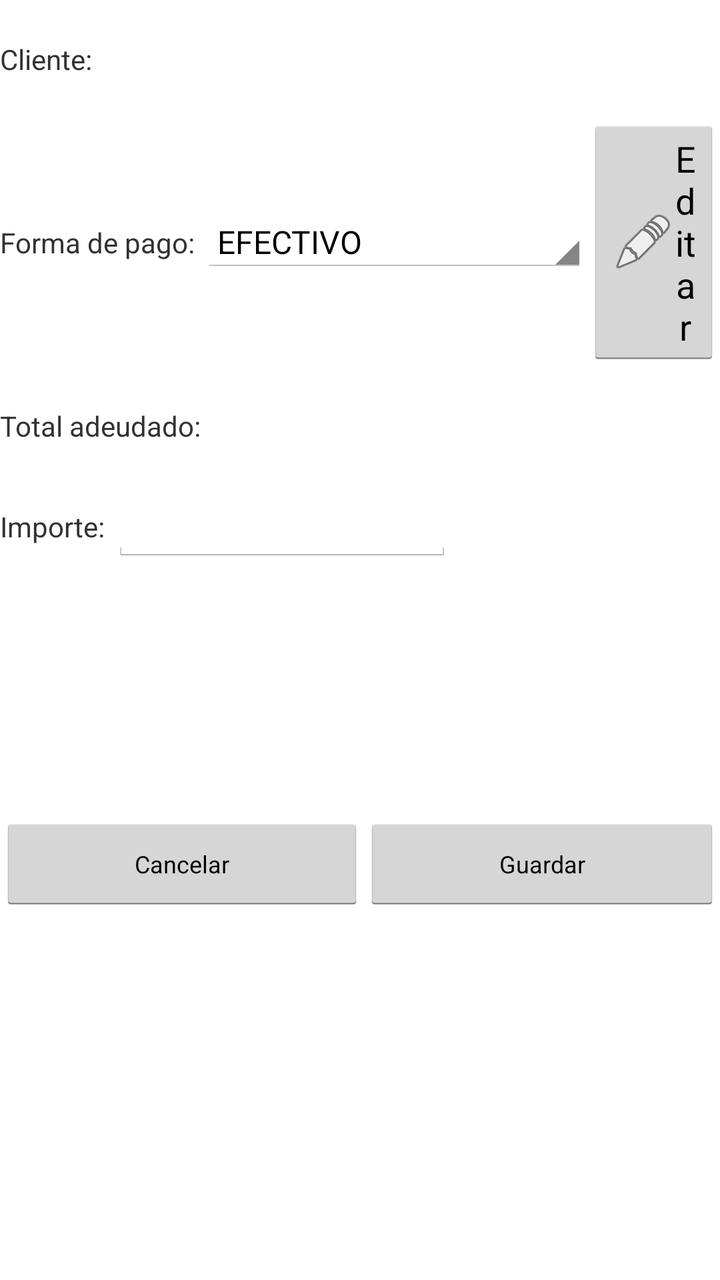
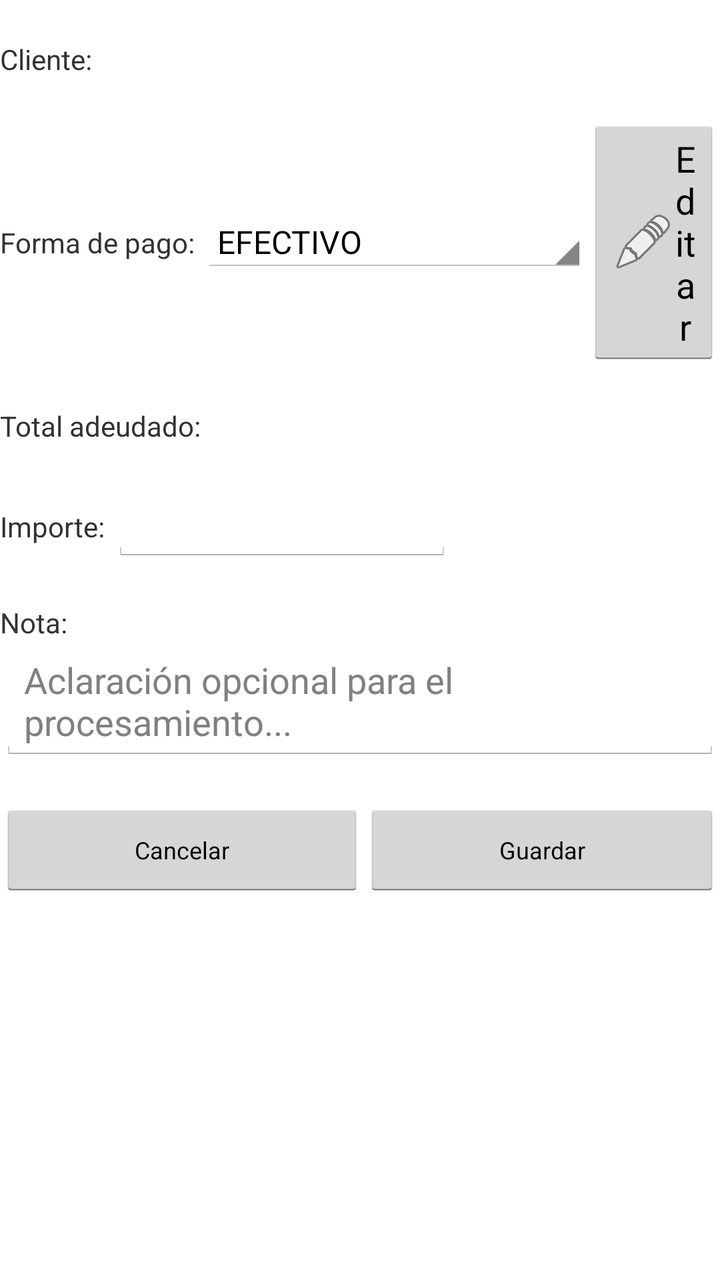

Two renders of the same Android screen: before a commit and after it. Below are the layout's source before the change and the commit's diff.
<!-- AndroidManifest.xml: application theme AppTheme -->
<!-- res/layout/cliente_cobranzas.xml -->
<?xml version="1.0" encoding="utf-8"?>
<ScrollView xmlns:android="http://schemas.android.com/apk/res/android"
    android:id="@+id/ScrollView1"
    android:layout_width="match_parent"
    android:layout_height="wrap_content"
    android:layout_alignParentLeft="true"
    android:layout_alignParentRight="true"
    android:fadingEdge="vertical" >

    <LinearLayout
        android:layout_width="match_parent"
        android:layout_height="wrap_content"
        android:orientation="vertical" >

        <LinearLayout
            android:layout_width="match_parent"
            android:layout_height="wrap_content" 
            android:orientation="horizontal"
            android:layout_marginTop="20dp">

            <TextView
                android:id="@+id/txtCliente"
                android:layout_width="wrap_content"
                android:layout_height="wrap_content"
                android:text="Cliente: " />

            <TextView
                android:id="@+id/txtNombreCliente"
                android:layout_width="wrap_content"
                android:layout_height="wrap_content"
                android:text="" />

        </LinearLayout>
        
        <LinearLayout 
            android:layout_width="match_parent"
            android:layout_height="wrap_content"
            android:orientation="horizontal"
            android:layout_marginTop="20dp"
            android:gravity="center">
            
            <TextView 
                android:id="@+id/txtFormaPago"
                android:layout_width="wrap_content"
                android:layout_height="wrap_content"
                android:text="Forma de pago: "/>

            <Spinner
                android:id="@+id/spnFormaPago"
                android:layout_width="229dp"
                android:layout_height="wrap_content"
                android:layout_weight="1"
                android:entries="@array/forma_pago"
                android:prompt="@string/pago_prompt" />

            <Button
                android:id="@+id/btnEditar"
                android:layout_width="wrap_content"
                android:layout_height="wrap_content"
                android:layout_weight="1"
                android:drawableLeft="@android:drawable/ic_menu_edit"
                android:text="Editar"
                android:drawableStart="@android:drawable/ic_menu_edit"/>
        </LinearLayout>
        
        <LinearLayout 
           android:layout_width="match_parent"
           android:layout_height="wrap_content"
           android:orientation="horizontal"
           android:layout_marginTop="20dp">
           
           <TextView 
                android:id="@+id/txtTotalAdeudado"
                android:layout_width="wrap_content"
                android:layout_height="wrap_content"
                android:text="Total adeudado: "/> 
                
           <TextView 
               android:id="@+id/txtTotalAdeudadoValor"
               android:layout_width="wrap_content"
               android:layout_height="wrap_content"
               android:text=""/>            
         </LinearLayout> 
        
        
        <LinearLayout 
           android:layout_width="match_parent"
           android:layout_height="wrap_content"
           android:orientation="horizontal"
           android:layout_marginTop="20dp">
           
           <TextView 
                android:id="@+id/txtImporte"
                android:layout_width="wrap_content"
                android:layout_height="wrap_content"
                android:text="Importe: "/>

            <EditText
                android:id="@+id/edtImporte"
                android:layout_width="170dp"
                android:layout_height="wrap_content"
                android:inputType="numberDecimal"
                android:maxLength="10"
                android:text="" />
         </LinearLayout> 
         
        <LinearLayout 
           android:layout_width="match_parent"
           android:layout_height="wrap_content"
           android:orientation="horizontal"
           android:layout_marginTop="20dp">
           
           <TextView 
               android:id="@+id/txtNumeroCheque"
               android:layout_width="wrap_content"
               android:layout_height="wrap_content"
               android:visibility="invisible"
               android:text="Ultimos 4 números del cheque: "/>
           
           <EditText 
               android:id="@+id/edtNumeroCheque"
               android:layout_width="80dp"
               android:layout_height="wrap_content"
               android:visibility="invisible"
               android:inputType="number"
               android:maxLength="4"
               android:text=""/> 
        </LinearLayout>
        
        <LinearLayout 
            android:layout_width="match_parent"
            android:layout_height="wrap_content"
            android:orientation="horizontal"
            android:layout_marginTop="15dp"
            android:gravity="center">

            <TextView
                android:id="@+id/txtBancos"
                android:layout_width="wrap_content"
                android:layout_height="wrap_content"
                android:text="Transferencia en: "
                android:visibility="invisible" />

            <Spinner
                android:id="@+id/spnBancos"
                android:layout_width="wrap_content"
                android:layout_height="wrap_content"
                android:visibility="invisible"
                android:layout_weight="1" 
                android:prompt="@string/banco_prompt"
                android:entries="@array/bancos"/>   
        </LinearLayout>
        
        <LinearLayout 
           android:layout_width="match_parent"
           android:layout_height="wrap_content"
           android:orientation="horizontal"
           android:layout_marginTop="20dp">

            <Button
                android:id="@+id/btnCancelar"
                android:layout_width="wrap_content"
                android:layout_height="wrap_content"
                android:layout_weight="1"
                android:text="Cancelar" 
                android:textSize="@dimen/boton_cabecera_"/>

            <Button
                android:id="@+id/btnGuardar"
                android:layout_width="wrap_content"
                android:layout_height="wrap_content"
                android:layout_weight="1"
                android:text="Guardar"
                android:textSize="@dimen/boton_cabecera_" />
            
        </LinearLayout>

   	</LinearLayout>

</ScrollView>
<!-- resources referenced by this layout -->
<resources>
  <string-array name="bancos">
          <item>BANCO GALICIA</item>
          <item>BANCO HIPOTECARIO</item>
          <item>A CUENTA DE TERCEROS</item>
      </string-array>
  <string-array name="forma_pago">
          <item>EFECTIVO</item>
          <item>CHEQUE</item>
          <item>TRANSFERENCIA BANCARIA</item>
      </string-array>
  <dimen name="boton_cabecera_">12dip</dimen>
  <string name="banco_prompt">Seleccione un banco</string>
  <string name="pago_prompt">Seleccione la forma de pago</string>
  <style name="AppTheme" parent="AppBaseTheme">
          
  
      </style>
  <style name="AppBaseTheme" parent="android:Theme.Light">
          
  
      </style>
</resources>

<!-- the commit's change to res/layout/cliente_cobranzas.xml (unified diff, before → after) -->
@@ -14,7 +14,7 @@
 
         <LinearLayout
             android:layout_width="match_parent"
-            android:layout_height="wrap_content" 
+            android:layout_height="wrap_content"
             android:orientation="horizontal"
             android:layout_marginTop="20dp">
 
@@ -31,15 +31,15 @@
                 android:text="" />
 
         </LinearLayout>
-        
-        <LinearLayout 
+
+        <LinearLayout
             android:layout_width="match_parent"
             android:layout_height="wrap_content"
             android:orientation="horizontal"
             android:layout_marginTop="20dp"
             android:gravity="center">
-            
-            <TextView 
+
+            <TextView
                 android:id="@+id/txtFormaPago"
                 android:layout_width="wrap_content"
                 android:layout_height="wrap_content"
@@ -59,37 +59,36 @@
                 android:layout_height="wrap_content"
                 android:layout_weight="1"
                 android:drawableLeft="@android:drawable/ic_menu_edit"
-                android:text="Editar"
-                android:drawableStart="@android:drawable/ic_menu_edit"/>
-        </LinearLayout>
-        
-        <LinearLayout 
-           android:layout_width="match_parent"
-           android:layout_height="wrap_content"
-           android:orientation="horizontal"
-           android:layout_marginTop="20dp">
-           
-           <TextView 
+                android:drawableStart="@android:drawable/ic_menu_edit"
+                android:text="Editar" />
+        </LinearLayout>
+
+        <LinearLayout
+            android:layout_width="match_parent"
+            android:layout_height="wrap_content"
+            android:orientation="horizontal"
+            android:layout_marginTop="20dp">
+
+            <TextView
                 android:id="@+id/txtTotalAdeudado"
                 android:layout_width="wrap_content"
                 android:layout_height="wrap_content"
-                android:text="Total adeudado: "/> 
-                
-           <TextView 
-               android:id="@+id/txtTotalAdeudadoValor"
-               android:layout_width="wrap_content"
-               android:layout_height="wrap_content"
-               android:text=""/>            
-         </LinearLayout> 
-        
-        
-        <LinearLayout 
-           android:layout_width="match_parent"
-           android:layout_height="wrap_content"
-           android:orientation="horizontal"
-           android:layout_marginTop="20dp">
-           
-           <TextView 
+                android:text="Total adeudado: " />
+
+            <TextView
+                android:id="@+id/txtTotalAdeudadoValor"
+                android:layout_width="wrap_content"
+                android:layout_height="wrap_content"
+                android:text="" />
+        </LinearLayout>
+
+        <LinearLayout
+            android:layout_width="match_parent"
+            android:layout_height="wrap_content"
+            android:orientation="horizontal"
+            android:layout_marginTop="20dp">
+
+            <TextView
                 android:id="@+id/txtImporte"
                 android:layout_width="wrap_content"
                 android:layout_height="wrap_content"
@@ -102,67 +101,95 @@
                 android:inputType="numberDecimal"
                 android:maxLength="10"
                 android:text="" />
-         </LinearLayout> 
-         
-        <LinearLayout 
-           android:layout_width="match_parent"
-           android:layout_height="wrap_content"
-           android:orientation="horizontal"
-           android:layout_marginTop="20dp">
-           
-           <TextView 
-               android:id="@+id/txtNumeroCheque"
-               android:layout_width="wrap_content"
-               android:layout_height="wrap_content"
-               android:visibility="invisible"
-               android:text="Ultimos 4 números del cheque: "/>
-           
-           <EditText 
-               android:id="@+id/edtNumeroCheque"
-               android:layout_width="80dp"
-               android:layout_height="wrap_content"
-               android:visibility="invisible"
-               android:inputType="number"
-               android:maxLength="4"
-               android:text=""/> 
-        </LinearLayout>
+        </LinearLayout>
+
+
         
-        <LinearLayout 
-            android:layout_width="match_parent"
-            android:layout_height="wrap_content"
-            android:orientation="horizontal"
-            android:layout_marginTop="15dp"
-            android:gravity="center">
-
-            <TextView
-                android:id="@+id/txtBancos"
-                android:layout_width="wrap_content"
-                android:layout_height="wrap_content"
-                android:text="Transferencia en: "
-                android:visibility="invisible" />
-
-            <Spinner
-                android:id="@+id/spnBancos"
-                android:layout_width="wrap_content"
-                android:layout_height="wrap_content"
-                android:visibility="invisible"
-                android:layout_weight="1" 
-                android:prompt="@string/banco_prompt"
-                android:entries="@array/bancos"/>   
-        </LinearLayout>
+        <LinearLayout
+            android:id="@+id/llNumero"
+            android:layout_width="match_parent"
+            android:layout_height="wrap_content"
+            android:orientation="horizontal"
+            android:layout_marginTop="20dp"
+            android:visibility="gone">
+
+            <TextView
+                android:id="@+id/txtNumero"
+                android:layout_width="wrap_content"
+                android:layout_height="wrap_content"
+                android:text="Últimos 4 números: "/>
+
+            <EditText
+                android:id="@+id/edtNumero"
+                android:layout_width="100dp"
+                android:layout_height="wrap_content"
+                android:inputType="number"
+                android:maxLength="4"
+                android:text="" />
+        </LinearLayout>
+
         
-        <LinearLayout 
-           android:layout_width="match_parent"
-           android:layout_height="wrap_content"
-           android:orientation="horizontal"
-           android:layout_marginTop="20dp">
+        <LinearLayout
+            android:id="@+id/llFechaVencimiento"
+            android:layout_width="match_parent"
+            android:layout_height="wrap_content"
+            android:orientation="horizontal"
+            android:layout_marginTop="20dp"
+            android:visibility="gone">
+
+            <TextView
+                android:id="@+id/txtFechaVencimiento"
+                android:layout_width="wrap_content"
+                android:layout_height="wrap_content"
+                android:text="Fecha vencimiento: "/>
+
+            <EditText
+                android:id="@+id/edtFechaVencimiento"
+                android:layout_width="140dp"
+                android:layout_height="wrap_content"
+                android:hint="Seleccionar fecha"
+                android:focusable="false"
+                android:clickable="true"
+                android:cursorVisible="false"
+                android:text="" />
+        </LinearLayout>
+
+        
+        <LinearLayout
+            android:layout_width="match_parent"
+            android:layout_height="wrap_content"
+            android:orientation="vertical"
+            android:layout_marginTop="20dp">
+
+            <TextView
+                android:id="@+id/txtNota"
+                android:layout_width="wrap_content"
+                android:layout_height="wrap_content"
+                android:text="Nota: "/>
+
+            <EditText
+                android:id="@+id/edtNota"
+                android:layout_width="match_parent"
+                android:layout_height="wrap_content"
+                android:inputType="textMultiLine|textCapSentences"
+                android:maxLength="200"
+                android:maxLines="3"
+                android:hint="Aclaración opcional para el procesamiento..."
+                android:text="" />
+        </LinearLayout>
+
+        <LinearLayout
+            android:layout_width="match_parent"
+            android:layout_height="wrap_content"
+            android:orientation="horizontal"
+            android:layout_marginTop="20dp">
 
             <Button
                 android:id="@+id/btnCancelar"
                 android:layout_width="wrap_content"
                 android:layout_height="wrap_content"
                 android:layout_weight="1"
-                android:text="Cancelar" 
+                android:text="Cancelar"
                 android:textSize="@dimen/boton_cabecera_"/>
 
             <Button
@@ -172,9 +199,9 @@
                 android:layout_weight="1"
                 android:text="Guardar"
                 android:textSize="@dimen/boton_cabecera_" />
-            
-        </LinearLayout>
-
-   	</LinearLayout>
+
+        </LinearLayout>
+
+    </LinearLayout>
 
 </ScrollView>
<!-- resource entries referenced after the edit -->
@@ -1,17 +1,14 @@
 <!-- resources referenced by this layout -->
 <resources>
-  <string-array name="bancos">
-          <item>BANCO GALICIA</item>
-          <item>BANCO HIPOTECARIO</item>
-          <item>A CUENTA DE TERCEROS</item>
-      </string-array>
   <string-array name="forma_pago">
           <item>EFECTIVO</item>
-          <item>CHEQUE</item>
-          <item>TRANSFERENCIA BANCARIA</item>
+          <item>CHEQUE FISICO</item>
+          <item>TRANSFERENCIA A FAMILY</item>
+          <item>TRANSFERENCIA A TERCEROS</item>
+          <item>E-CHEQ A FAMILY</item>
+          <item>E-CHEQ A TERCEROS</item>
       </string-array>
   <dimen name="boton_cabecera_">12dip</dimen>
-  <string name="banco_prompt">Seleccione un banco</string>
   <string name="pago_prompt">Seleccione la forma de pago</string>
   <style name="AppTheme" parent="AppBaseTheme">
           
